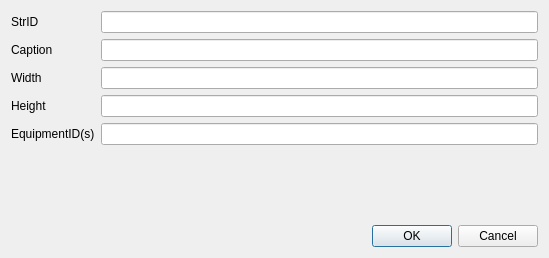
Qt form u7/CreateSchemaDialog.ui (whiteman-kr/u7set) before a commit.
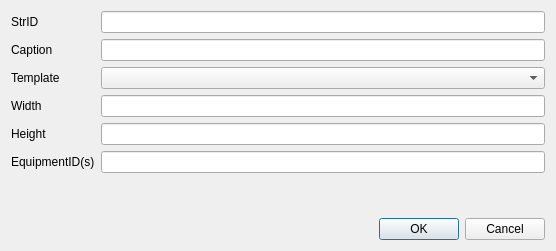
The same form after that commit.

Commit message: RPCT-1075, ide: Create schema from template

```diff
--- a/u7/CreateSchemaDialog.ui
+++ b/u7/CreateSchemaDialog.ui
@@ -6,15 +6,25 @@
    <rect>
     <x>0</x>
     <y>0</y>
-    <width>549</width>
-    <height>258</height>
+    <width>556</width>
+    <height>251</height>
    </rect>
   </property>
   <property name="windowTitle">
    <string>Dialog</string>
   </property>
   <layout class="QGridLayout" name="gridLayout">
-   <item row="0" column="0">
+   <item row="2" column="0">
+    <widget class="QDialogButtonBox" name="buttonBox">
+     <property name="orientation">
+      <enum>Qt::Horizontal</enum>
+     </property>
+     <property name="standardButtons">
+      <set>QDialogButtonBox::Cancel|QDialogButtonBox::Ok</set>
+     </property>
+    </widget>
+   </item>
+   <item row="1" column="0">
     <layout class="QFormLayout" name="formLayout">
      <property name="fieldGrowthPolicy">
       <enum>QFormLayout::AllNonFixedFieldsGrow</enum>
@@ -47,52 +57,59 @@
        </property>
       </widget>
      </item>
-     <item row="2" column="0">
+     <item row="3" column="0">
       <widget class="QLabel" name="widthLabel">
        <property name="text">
         <string>Width</string>
        </property>
       </widget>
      </item>
-     <item row="2" column="1">
+     <item row="3" column="1">
       <widget class="QLineEdit" name="widthEdit"/>
      </item>
-     <item row="3" column="0">
+     <item row="4" column="0">
       <widget class="QLabel" name="heigtLabel">
        <property name="text">
         <string>Height</string>
        </property>
       </widget>
      </item>
-     <item row="3" column="1">
+     <item row="4" column="1">
       <widget class="QLineEdit" name="heightEdit"/>
      </item>
-     <item row="4" column="0">
+     <item row="5" column="0">
       <widget class="QLabel" name="equipmentIdLabel">
        <property name="text">
         <string>EquipmentID(s)</string>
        </property>
       </widget>
      </item>
-     <item row="4" column="1">
+     <item row="5" column="1">
       <widget class="QLineEdit" name="equipmentIdEdit">
        <property name="enabled">
         <bool>true</bool>
        </property>
       </widget>
      </item>
+     <item row="2" column="0">
+      <widget class="QLabel" name="templateLabel">
+       <property name="text">
+        <string>Template</string>
+       </property>
+      </widget>
+     </item>
+     <item row="2" column="1">
+      <widget class="QComboBox" name="templateComboBox">
+       <property name="currentIndex">
+        <number>-1</number>
+       </property>
+       <property name="duplicatesEnabled">
+        <bool>false</bool>
+       </property>
+      </widget>
+     </item>
     </layout>
    </item>
-   <item row="1" column="0">
-    <widget class="QDialogButtonBox" name="buttonBox">
-     <property name="orientation">
-      <enum>Qt::Horizontal</enum>
-     </property>
-     <property name="standardButtons">
-      <set>QDialogButtonBox::Cancel|QDialogButtonBox::Ok</set>
-     </property>
-    </widget>
-   </item>
   </layout>
  </widget>
  <resources/>
```
The commit also changes 17 other files.
